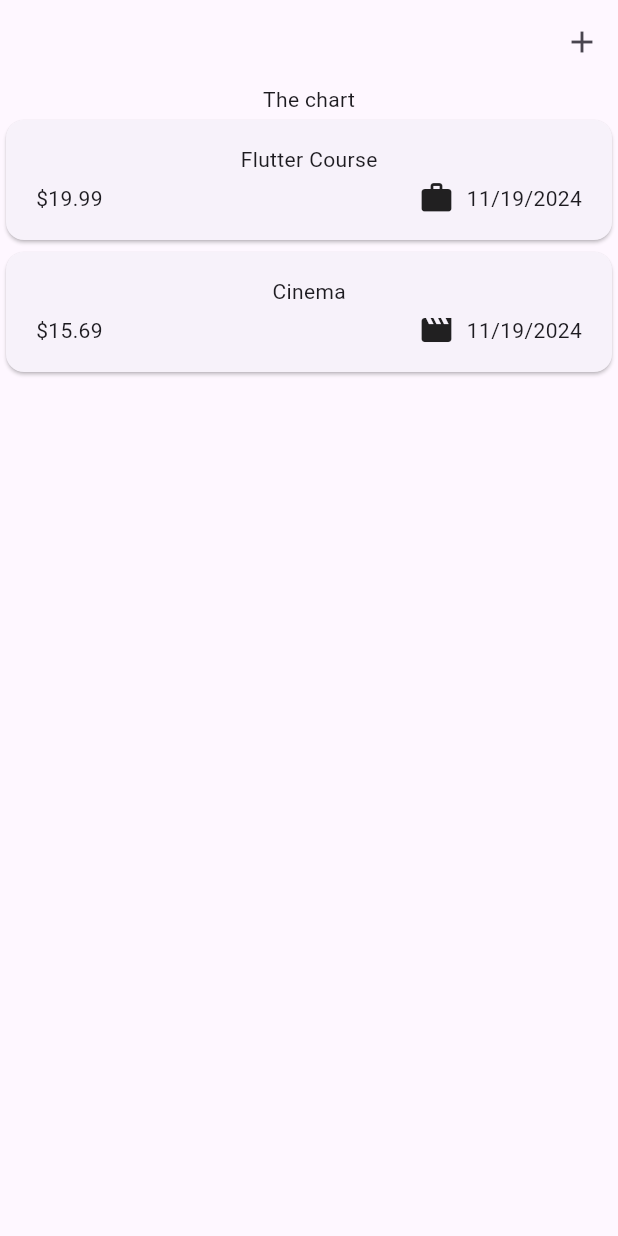
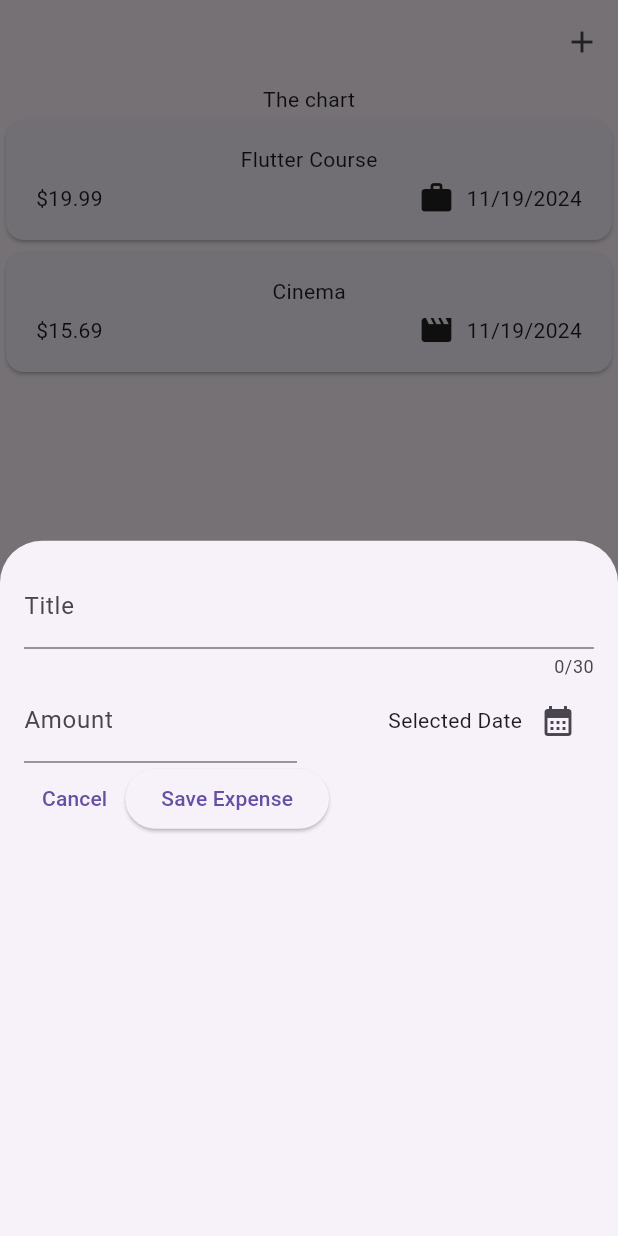
Before and after one commit to O2SI7/exercise, a Flutter app: the screen it shows after launch, after a tap on the "add" icon, on a phone screen of 412 x 824 dp. Run offline on Flutter 3.47's test engine with Material 3 defaults, Android fonts, the phone set to English and light mode, and no system bars; our stand-ins replace dio, drift, geolocator, get_it, google_fonts, google_maps_flutter and 5 more; missing offline and left inert: agora_rtc_engine, dart:ffi, sqlite3; accounts and stored records are empty; generated files the repository leaves out were written again.

Commit message:
11-19 5강의 중간

```diff
--- a/complet_guide/05_EXPENSE_TRACKER_APP/expense_tracker_app/lib/widgets/expenses.dart
+++ b/complet_guide/05_EXPENSE_TRACKER_APP/expense_tracker_app/lib/widgets/expenses.dart
@@ -1,3 +1,4 @@
+import 'package:expense_tracker_app/widgets/new_expense.dart';
 import 'package:flutter/material.dart';
 import 'package:expense_tracker_app/models/expense.dart';
 import 'package:expense_tracker_app/widgets/expenses_list/expenses_list.dart';
@@ -26,6 +27,10 @@
       category: Category.leisure,
     ),
   ];
+  void _openAddExpenseOverlay() {
+    showModalBottomSheet(
+        context: context, builder: (ctx) => const NewExpense());
+  }
 
   @override
   Widget build(BuildContext context) {
@@ -33,8 +38,8 @@
       appBar: AppBar(
         actions: [
           IconButton(
-            onPressed: (){},
-            icon: Icon(Icons.add),
+            onPressed: _openAddExpenseOverlay,
+            icon: const Icon(Icons.add),
           ),
         ],
       ),
--- /dev/null
+++ b/complet_guide/05_EXPENSE_TRACKER_APP/expense_tracker_app/lib/widgets/new_expense.dart
@@ -0,0 +1,99 @@
+import 'package:flutter/material.dart';
+
+class NewExpense extends StatefulWidget {
+  const NewExpense({super.key});
+
+  @override
+  State<StatefulWidget> createState() {
+    // TODO: implement createState
+    return _NewExpenseState();
+  }
+}
+
+
+
+class _NewExpenseState extends State<NewExpense> {
+  final _titleController = TextEditingController();
+  final _amountController = TextEditingController();
+
+  void _presentDatePicker(){
+    final now = DateTime.now();
+    final firstDate = DateTime(now.year - 1, now.month, now.day);
+
+    showDatePicker(context: context, firstDate: firstDate, lastDate: now);
+  }
+
+
+  @override
+  void dispose() {
+    _titleController.dispose();
+    _amountController.dispose();
+    super.dispose();
+  }
+
+  @override
+  Widget build(BuildContext context) {
+    return Padding(
+        padding: EdgeInsets.all(16),
+        child: Column(
+          children: [
+            TextField(
+              controller: _titleController,
+              maxLength: 30,
+              decoration: const InputDecoration(
+                label: Text('Title'),
+              ),
+            ),
+            Row(
+              children: [
+                Expanded(
+                  child: TextField(
+                    controller: _amountController,
+                    keyboardType: TextInputType.number,
+                    decoration: const InputDecoration(
+                      prefixText: '\$ ',
+                      label: Text('Amount'),
+                    ),
+                  ),
+                ),
+                const SizedBox(
+                  width: 16,
+                ),
+                Expanded(
+                  child: Row(
+                    mainAxisAlignment: MainAxisAlignment.end,
+                    crossAxisAlignment: CrossAxisAlignment.center,
+                    children: [
+                      const Text('Selected Date'),
+                      IconButton(
+                        onPressed: _presentDatePicker,
+                        icon: const Icon(
+                          Icons.calendar_month,
+                        ),
+                      ),
+                    ],
+                  ),
+                )
+              ],
+            ),
+            Row(
+              children: [
+                TextButton(
+                  onPressed: () {
+                    Navigator.pop(context);
+                  },
+                  child: Text('Cancel'),
+                ),
+                ElevatedButton(
+                  onPressed: () {
+                    print(_titleController.text);
+                    print(_amountController.text);
+                  },
+                  child: Text('Save Expense'),
+                )
+              ],
+            )
+          ],
+        ));
+  }
+}
```
